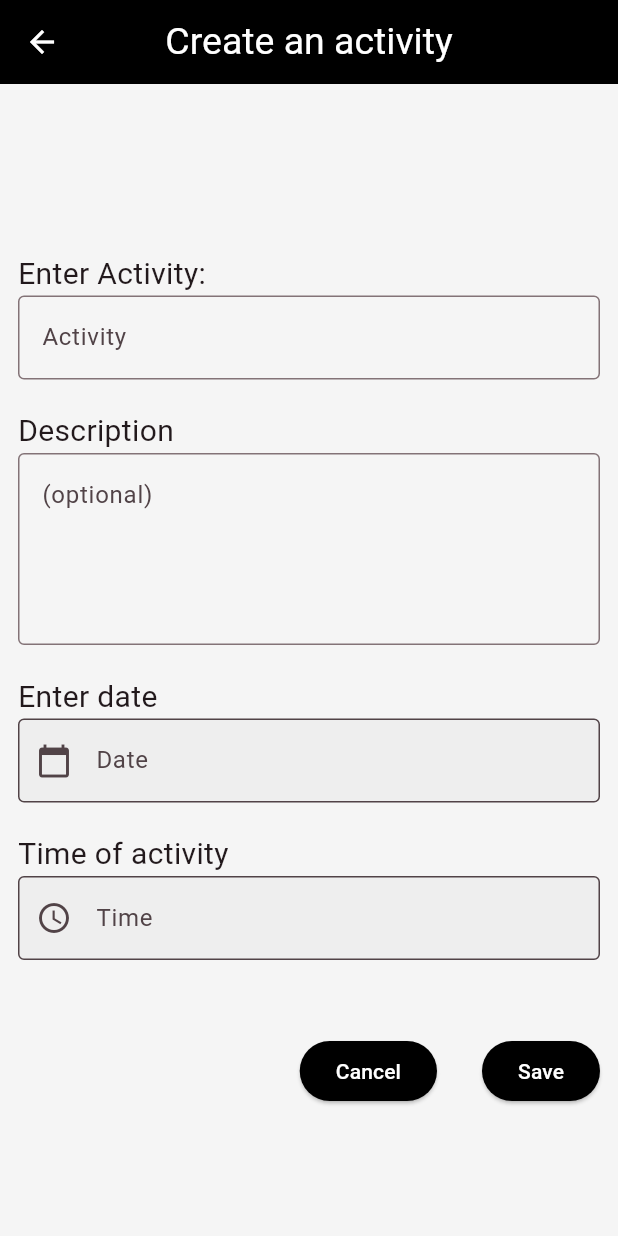
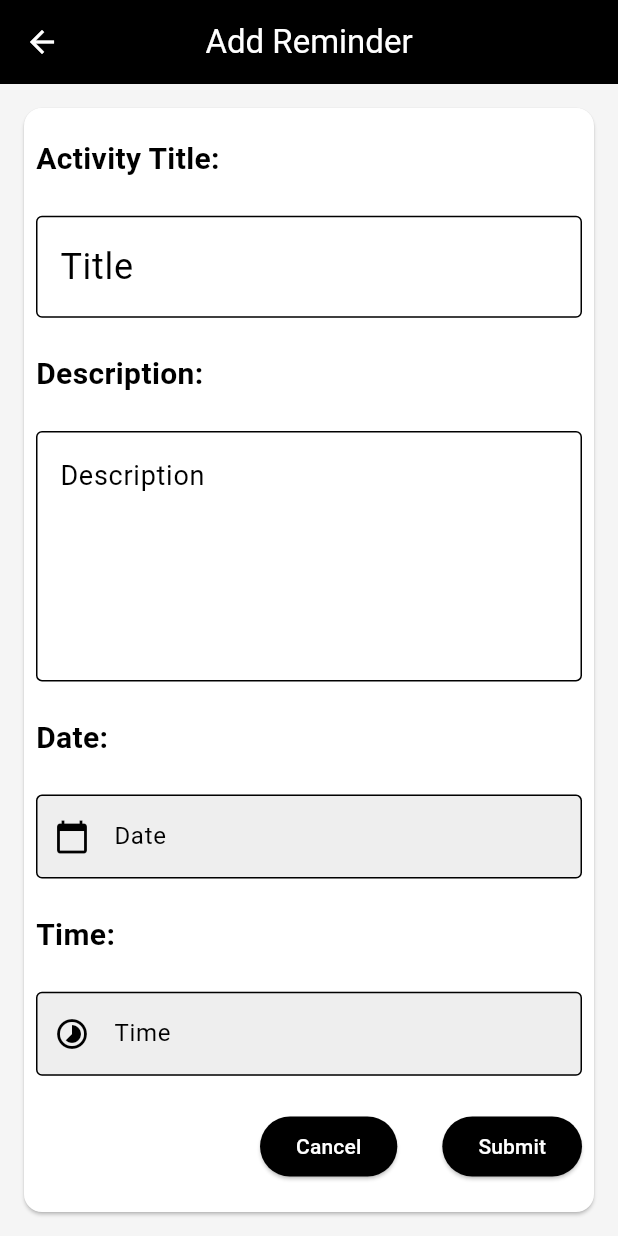
Before and after one commit to frankamale/NotePlan, a Flutter app: the screen it shows after launch, after a tap on the "add" icon, on a phone screen of 412 x 824 dp. Run offline on Flutter 3.47's test engine with Material 3 defaults, Android fonts, the phone set to English and light mode, and no system bars; our stand-ins replace get, hive, hive_flutter; accounts and stored records are empty; generated files the repository leaves out were written again.

Commit message:
finished the reminders part

```diff
--- /dev/null
+++ b/lib/components/data/schedule/schedule_controller.dart
@@ -0,0 +1,30 @@
+import 'package:get/get.dart';
+import 'package:hive/hive.dart';
+import 'package:rex/components/data/schedule/schedule_data.dart';
+
+class ScheduleController extends GetxController {
+  late Box<ScheduleData> scheduleBox;
+  var schedules = <ScheduleData>[].obs;
+
+  @override
+  void onInit() {
+    super.onInit();
+    scheduleBox = Hive.box<ScheduleData>('scheduleBox');
+    loadSchedule();
+  }
+
+  void loadSchedule() {
+    schedules.value = scheduleBox.values.toList();
+  }
+
+  void addSchedule(ScheduleData sched) {
+    schedules.add(sched);
+    scheduleBox.add(sched);
+    loadSchedule(); // Refresh the schedule
+  }
+
+  void delete(int index) {
+    scheduleBox.deleteAt(index);
+    schedules.removeAt(index);
+  }
+}
--- /dev/null
+++ b/lib/components/data/schedule/schedule_data.dart
@@ -0,0 +1,21 @@
+import 'package:hive/hive.dart';
+
+part 'schedule_data.g.dart';
+
+@HiveType(typeId: 2)
+class ScheduleData extends HiveObject {
+  @HiveField(0)
+  late String title;
+
+  @HiveField(1)
+  late String date;
+
+  @HiveField(2)
+  late String description;
+
+  ScheduleData({
+    required this.title,
+    required this.date,
+    required this.description,
+  });
+}
--- a/lib/components/data/schedule_data.dart
+++ /dev/null
@@ -1,21 +0,0 @@
-import 'package:hive/hive.dart';
-
-part 'schedule_data.g.dart'; // This file will be generated
-
-@HiveType(typeId: 0)
-class ScheduleData {
-  @HiveField(0)
-  String title;
-
-  @HiveField(1)
-  String subheading;
-
-  @HiveField(2)
-  String description;
-
-  ScheduleData({
-    required this.title,
-    required this.subheading,
-    this.description = "No description Found",
-  });
-}
--- a/lib/components/forms/add_note.dart
+++ b/lib/components/forms/add_note.dart
@@ -1,10 +1,10 @@
 import 'package:flutter/material.dart';
 import 'package:get/get.dart';
 import 'package:intl/intl.dart';
-import 'package:rex/components/data/notes_data.dart';
+import 'package:rex/components/data/notes/notes_data.dart';
 
 import '../../details/note_details.dart';
-import '../data/notesController.dart';
+import '../data/notes/notesController.dart';
 
 class AddNotes extends StatefulWidget {
   const AddNotes({Key? key}) : super(key: key);
--- a/lib/components/forms/add_schedule.dart
+++ b/lib/components/forms/add_schedule.dart
@@ -1,11 +1,12 @@
 import 'package:flutter/material.dart';
 import 'package:get/get.dart';
+import 'package:intl/intl.dart';
+import 'package:rex/components/data/schedule/schedule_controller.dart';
+import 'package:rex/components/data/schedule/schedule_data.dart';
 import 'package:hive/hive.dart';
-import 'package:intl/intl.dart';
-import 'package:rex/components/data/schedule_data.dart';
 
 class AddSchedule extends StatefulWidget {
-  const AddSchedule({super.key});
+  const AddSchedule({Key? key}) : super(key: key);
 
   @override
   State<AddSchedule> createState() => _AddScheduleState();
@@ -17,103 +18,111 @@ class _AddScheduleState extends State<AddSchedule> {
   final TextEditingController _activityController = TextEditingController();
   final TextEditingController _descriptionController = TextEditingController();
 
+  final ScheduleController scheduleController = Get.find();
+
+  @override
+  void dispose() {
+    _dateController.dispose();
+    _timeController.dispose();
+    _activityController.dispose();
+    _descriptionController.dispose();
+    super.dispose();
+  }
+
   @override
   Widget build(BuildContext context) {
     return Scaffold(
       appBar: AppBar(
-        title: const Text(
-          'Create an activity',
-          style: TextStyle(color: Colors.white, fontSize: 25),
-        ),
         backgroundColor: Colors.black,
         iconTheme: const IconThemeData(color: Colors.white),
+        title: const Text(
+          "Add Reminder",
+          style: TextStyle(color: Colors.white),
+        ),
         centerTitle: true,
       ),
-      body: SingleChildScrollView(
+      body: Center(
+        child: Container(
+          padding: const EdgeInsets.all(12),
+          child: Card(
             child: Padding(
-          padding: const EdgeInsets.all(12),
+              padding: const EdgeInsets.all(8.0),
               child: Column(
+                mainAxisAlignment: MainAxisAlignment.spaceAround,
                 crossAxisAlignment: CrossAxisAlignment.start,
-            mainAxisAlignment: MainAxisAlignment.center,
                 children: [
-              const SizedBox(
-                height: 100,
-              ),
                   const Text(
-                "Enter Activity: ",
-                style: TextStyle(fontSize: 20),
+                    "Activity Title:",
+                    style: TextStyle(fontSize: 20, fontWeight: FontWeight.bold),
                   ),
                   TextField(
                     controller: _activityController,
                     decoration: const InputDecoration(
-                    border: OutlineInputBorder(), hintText: "Activity"),
+                      hintText: "Title",
+                      enabledBorder: OutlineInputBorder(),
                     ),
-              const SizedBox(
-                height: 20,
+                    style: const TextStyle(
+                      fontSize: 24,
+                    ),
                   ),
                   const Text(
-                "Description",
-                style: TextStyle(fontSize: 20),
+                    "Description:",
+                    style: TextStyle(fontSize: 20, fontWeight: FontWeight.bold),
                   ),
                   TextField(
-                maxLines: 4,
                     controller: _descriptionController,
                     decoration: const InputDecoration(
-                  border: OutlineInputBorder(),
-                  hintText: "(optional)",
+                      hintText: "Description",
+                      enabledBorder: OutlineInputBorder(),
+                    ),
+                    maxLines: 5,
+                    style: const TextStyle(
+                      fontSize: 18,
                     ),
                   ),
-              const SizedBox(
-                height: 20,
-              ),
                   const Text(
-                "Enter date",
-                style: TextStyle(fontSize: 20),
+                    "Date:",
+                    style: TextStyle(fontSize: 20, fontWeight: FontWeight.bold),
                   ),
                   TextField(
+                    controller: _dateController,
                     onTap: () {
                       _selectDate();
                     },
-                controller: _dateController,
                     readOnly: true,
                     decoration: InputDecoration(
                       border: const OutlineInputBorder(),
                       labelText: "Date",
                       filled: true,
                       fillColor: Colors.grey[200],
-                    prefixIcon: const Icon(Icons.calendar_today)),
+                      prefixIcon: const Icon(Icons.calendar_today),
                     ),
-              const SizedBox(
-                height: 20,
                   ),
                   const Text(
-                "Time of activity",
-                style: TextStyle(fontSize: 20),
+                    "Time:",
+                    style: TextStyle(fontSize: 20, fontWeight: FontWeight.bold),
                   ),
                   TextField(
+                    controller: _timeController,
                     onTap: () {
                       _selectTime();
                     },
-                controller: _timeController,
                     readOnly: true,
                     decoration: InputDecoration(
                       border: const OutlineInputBorder(),
                       labelText: "Time",
                       filled: true,
                       fillColor: Colors.grey[200],
-                    prefixIcon: const Icon(Icons.access_time)),
+                      prefixIcon: const Icon(Icons.timelapse),
                     ),
-              const SizedBox(
-                height: 50,
                   ),
                   Row(
                     mainAxisAlignment: MainAxisAlignment.end,
                     children: [
                       ElevatedButton(
-                    style: ButtonStyle(
-                        backgroundColor: MaterialStateProperty.all(
-                      Colors.black,
-                    )),
+                        style: ElevatedButton.styleFrom(
+                          backgroundColor: Colors.black,
+                        ),
                         onPressed: () {
                           Get.back();
                         },
@@ -126,21 +135,22 @@ class _AddScheduleState extends State<AddSchedule> {
                         width: 30,
                       ),
                       ElevatedButton(
-                    style: ButtonStyle(
-                        backgroundColor: MaterialStateProperty.all(
-                      Colors.black,
-                    )),
+                        style: ElevatedButton.styleFrom(
+                          backgroundColor: Colors.black,
+                        ),
                         onPressed: () {
                           addTask();
                         },
                         child: const Text(
-                      "Save",
+                          "Submit",
                           style: TextStyle(color: Colors.white),
                         ),
                       ),
                     ],
-              )
+                  ),
                 ],
+              ),
+            ),
           ),
         ),
       ),
@@ -152,7 +162,8 @@ class _AddScheduleState extends State<AddSchedule> {
       initialDate: DateTime.now(),
       firstDate: DateTime.now(),
       lastDate: DateTime(2030),
-        context: context);
+      context: context,
+    );
     if (picked != null) {
       setState(() {
         _dateController.text = DateFormat('yyyy-MM-dd').format(picked);
@@ -161,8 +172,10 @@ class _AddScheduleState extends State<AddSchedule> {
   }
 
   Future<void> _selectTime() async {
-    TimeOfDay? pickedTime =
-        await showTimePicker(context: context, initialTime: TimeOfDay.now());
+    TimeOfDay? pickedTime = await showTimePicker(
+      context: context,
+      initialTime: TimeOfDay.now(),
+    );
     if (pickedTime != null) {
       setState(() {
         _timeController.text = pickedTime.format(context);
@@ -171,17 +184,20 @@ class _AddScheduleState extends State<AddSchedule> {
   }
 
   Future<void> addTask() async {
-    if (_activityController.text.isNotEmpty) {
+    if (_activityController.text.isNotEmpty &&
+        _dateController.text.isNotEmpty &&
+        _timeController.text.isNotEmpty) {
       var newSchedule = ScheduleData(
         title: _activityController.text,
-        subheading: "${_dateController.text}      ${_timeController.text} ",
+        date: "${_dateController.text}  ${_timeController.text}",
         description: _descriptionController.text.isEmpty
             ? "No description Found"
             : _descriptionController.text,
       );
 
-      var box = Hive.box<ScheduleData>("myBox");
+      var box = Hive.box<ScheduleData>('scheduleBox');
       await box.add(newSchedule);
+      scheduleController.loadSchedule(); // Refresh the schedule
 
       ScaffoldMessenger.of(context).showSnackBar(const SnackBar(
         backgroundColor: Colors.black,
@@ -193,7 +209,7 @@ class _AddScheduleState extends State<AddSchedule> {
       ScaffoldMessenger.of(context).showSnackBar(
         const SnackBar(
           backgroundColor: Colors.black,
-          content: Text('Activity field is empty'),
+          content: Text('All fields are required'),
           duration: Duration(seconds: 4),
         ),
       );
--- a/lib/components/tabs/notes.dart
+++ b/lib/components/tabs/notes.dart
@@ -3,8 +3,7 @@ import 'package:get/get.dart';
 import 'package:hive_flutter/hive_flutter.dart';
 import 'package:intl/intl.dart';
 import '../../details/note_details.dart';
-import '../data/notesController.dart';
-import '../data/notes_data.dart';
+import '../data/notes/notesController.dart';
 import '../forms/add_note.dart'; // Adjust import path as per your file structure
 
 class Notes extends StatefulWidget {
--- a/lib/components/tabs/schedule.dart
+++ b/lib/components/tabs/schedule.dart
@@ -1,51 +1,48 @@
 import 'package:flutter/material.dart';
 import 'package:get/get.dart';
-import 'package:rex/components/data/database.dart';
+import 'package:hive_flutter/hive_flutter.dart';
+import 'package:rex/components/data/schedule/schedule_controller.dart';
+import 'package:rex/components/data/schedule/schedule_data.dart';
 import 'package:rex/components/forms/add_schedule.dart';
-import 'package:rex/details/schedule_details.dart';
 
-class Home extends StatefulWidget {
-  const Home({super.key});
+class Schedule extends StatefulWidget {
+  const Schedule({Key? key}) : super(key: key);
 
   @override
-  State<Home> createState() => _HomeState();
+  _ScheduleState createState() => _ScheduleState();
 }
 
-class _HomeState extends State<Home> {
+class _ScheduleState extends State<Schedule> {
+  final scheduleController = Get.put(ScheduleController());
+
+  @override
+  void initState() {
+    super.initState();
+    _initializeHive();
+  }
+
+  Future<void> _initializeHive() async {
+    await Hive.openBox<ScheduleData>('scheduleBox');
+    scheduleController.loadSchedule();
+  }
+
   @override
   Widget build(BuildContext context) {
-    final dbController = Get.put(DataBaseController());
-
     return Scaffold(
       appBar: AppBar(
         title: const Text(
-          'SCHEDULE',
-          style: TextStyle(color: Colors.white, fontSize: 25),
+          "Schedule",
+          style: TextStyle(color: Colors.white),
         ),
+        backgroundColor: Colors.black,
         centerTitle: true,
-        backgroundColor: Colors.black,
       ),
-      body: Obx(() {
-        return ListView.builder(
-          padding: const EdgeInsets.all(8),
-          itemCount: dbController.schedules.length,
-          itemBuilder: (context, index) {
-            return GestureDetector(
-              onTap: () {
-                Get.to(() => ScheduleDetails(index: index, data: dbController));
-              },
-              child: Dismissible(
-                key: UniqueKey(),
-                onDismissed: (direction) {
-                  dbController.delete(index);
-                  ScaffoldMessenger.of(context).showSnackBar(
-                    const SnackBar(
-                      backgroundColor: Colors.black,
-                      content: Text('Activity deleted'),
-                      duration: Duration(seconds: 2),
-                    ),
-                  );
-                },
+      body: Obx(() => ListView.builder(
+            itemCount: scheduleController.schedules.length,
+            itemBuilder: (context, index) {
+              final schedule = scheduleController.schedules[index];
+              return Dismissible(
+                key: Key(schedule.key.toString()),
                 direction: DismissDirection.endToStart,
                 background: Container(
                   color: Colors.red,
@@ -56,41 +53,36 @@ class _HomeState extends State<Home> {
                     color: Colors.white,
                   ),
                 ),
-                child: Column(
-                  children: [
-                    Container(
-                      decoration: const BoxDecoration(
-                        color: Colors.white,
-                      ),
-                      child: ListTile(
-                        title: Text(dbController.schedules[index].title),
-                        subtitle:
-                            Text(dbController.schedules[index].subheading),
-                        leading: const Icon(Icons.calendar_month_outlined),
-                        trailing: const Icon(Icons.access_time),
-                      ),
-                    ),
-                    const SizedBox(
-                      height: 5,
-                    )
-                  ],
+                onDismissed: (direction) {
+                  _deleteSchedule(index);
+                },
+                child: Card(
+                  child: ListTile(
+                    title: Text(schedule.title),
+                    subtitle: Text(schedule.description),
+                    trailing: Text(schedule.date),
+                  ),
                 ),
-              ),
-            );
-          },
-        );
-      }),
+              );
+            },
+          )),
       floatingActionButton: FloatingActionButton(
+        backgroundColor: Colors.black,
         onPressed: () {
-          Get.to(() => AddSchedule());
+          Get.to(() => const AddSchedule());
         },
+        child: const Icon(Icons.add),
+      ),
+    );
+  }
+
+  void _deleteSchedule(int index) {
+    scheduleController.delete(index);
+    ScaffoldMessenger.of(context).showSnackBar(
+      const SnackBar(
         backgroundColor: Colors.black,
-        elevation: 0,
-        child: const Icon(
-          Icons.add,
-          color: Colors.white,
-          size: 25,
-        ),
+        content: Text('Activity Deleted'),
+        duration: Duration(seconds: 2),
       ),
     );
   }
--- a/lib/main.dart
+++ b/lib/main.dart
@@ -1,19 +1,19 @@
 import 'package:flutter/material.dart';
 import 'package:get/get.dart';
 import 'package:hive_flutter/adapters.dart';
+import 'package:rex/components/data/notes/notes_data.dart';
+import 'package:rex/components/data/schedule/schedule_data.dart';
+import 'package:rex/components/data/notes/notesController.dart';
+import 'package:hive/hive.dart';
 import 'package:rex/pages/1_home_page.dart';
-
-import 'components/data/notesController.dart';
-import 'components/data/notes_data.dart';
-import 'components/data/schedule_data.dart';
 
 void main() async {
   await Hive.initFlutter();
+  Hive.registerAdapter(NotesDataAdapter());
   Hive.registerAdapter(ScheduleDataAdapter());
-  Hive.registerAdapter(NotesDataAdapter());
 
-  await Hive.openBox<ScheduleData>("myBox");
   await Hive.openBox<NotesData>('notesBox');
+  await Hive.openBox<ScheduleData>('scheduleBox');
 
   Get.put(NotesController());
 
@@ -21,7 +21,7 @@ void main() async {
 }
 
 class MyApp extends StatelessWidget {
-  const MyApp({super.key});
+  const MyApp({Key? key}) : super(key: key);
 
   @override
   Widget build(BuildContext context) {
@@ -31,8 +31,8 @@ class MyApp extends StatelessWidget {
       theme: ThemeData(
         splashColor: Colors.red,
         scaffoldBackgroundColor: Colors.grey[100],
-        colorScheme: ColorScheme.fromSeed(seedColor: Colors.black),
-        useMaterial3: true,
+        colorScheme: ColorScheme.fromSwatch().copyWith(secondary: Colors.black),
+        // useMaterial3: true, // There is no useMaterial3 in ThemeData
       ),
       home: const HomePage(),
     );
```
Also changed, not shown: lib/components/data/database.dart (deleted, +0 -15 lines), lib/components/forms/tile.dart (deleted, +0 -25 lines), lib/details/note_details.dart (+3 -4 lines), lib/details/schedule_details.dart (deleted, +0 -128 lines), lib/pages/1_home_page.dart (+4 -4 lines), lib/components/data/notes/notesController.dart (renamed from lib/components/data/notesController.dart), lib/components/data/notes/notes_data.dart (renamed from lib/components/data/notes_data.dart), lib/components/data/notes_data.g.dart (deleted), lib/components/data/schedule_data.g.dart (deleted). Lines whose indentation alone changed are shown as unchanged.
